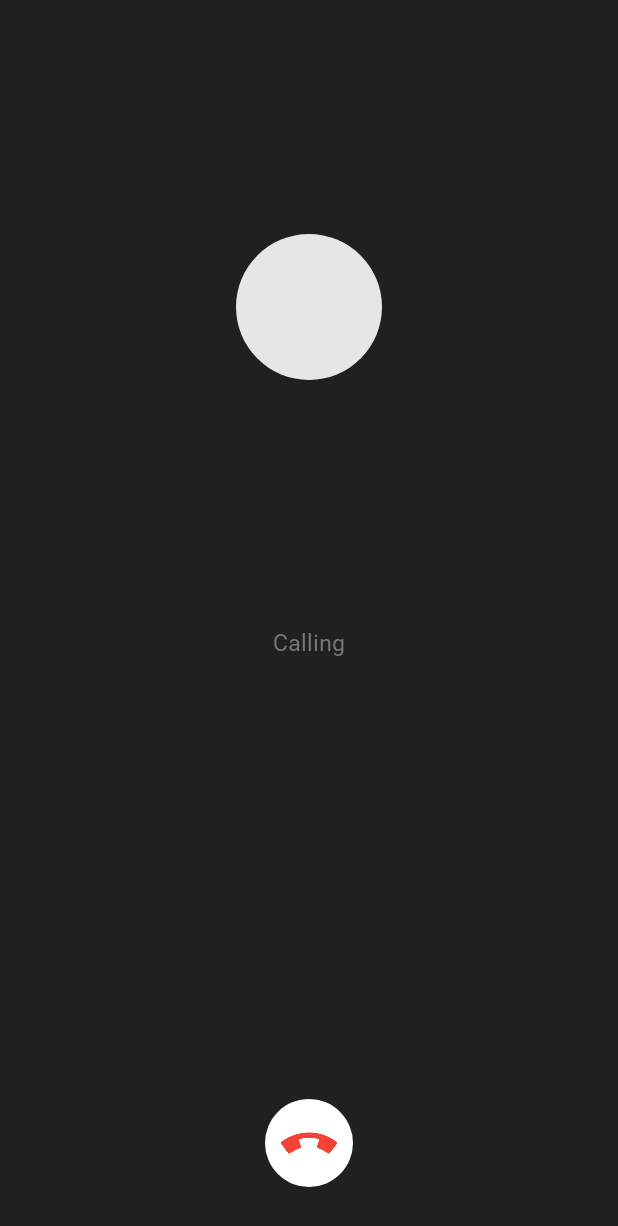
After one commit to saadahmedscse/Android-Video-Call-Firebase-Jitsi, an Android app: the OutgoingCallActivity screen opened directly, with no data from a screen before it, on a phone screen of 412 x 824 dp. The commit adds this screen. Shown: the top 1226 px of the screen. Run offline under Robolectric (Android 15) with nearby library versions, the phone set to English and light mode, and no system bars; our stand-ins replace data binding, sdp/ssp sizes; 1 statement that could not run was skipped.

Commit message:
Outgoing call screen design done

```diff
--- /dev/null
+++ b/app/src/main/java/com/caffeine/videocall_jitsi/view/calling/OutgoingCallActivity.kt
@@ -0,0 +1,28 @@
+package com.caffeine.videocall_jitsi.view.calling
+
+import android.os.Bundle
+import com.caffeine.videocall_jitsi.R
+import com.caffeine.videocall_jitsi.databinding.ActivityOutgoingCallBinding
+import com.caffeine.videocall_jitsi.databinding.AppToolbarBinding
+import com.caffeine.videocall_jitsi.services.model.common.User
+import com.saadahmedsoft.base.BaseActivity
+import com.saadahmedsoft.base.helper.onClicked
+
+class OutgoingCallActivity : BaseActivity<ActivityOutgoingCallBinding>(ActivityOutgoingCallBinding::inflate) {
+    override val toolbarBinding: AppToolbarBinding?
+        get() = null
+
+    override fun onActivityCreate(savedInstanceState: Bundle?) {
+        binding.item = User(
+            intent.getStringExtra("uid"),
+            intent.getStringExtra("name"),
+            intent.getStringExtra("email")
+        )
+
+        binding.btnDisconnect.onClicked {
+            onBackPressedDispatcher.onBackPressed()
+        }
+    }
+
+    override fun observeData() {}
+}
--- /dev/null
+++ b/app/src/main/res/layout/activity_outgoing_call.xml
@@ -0,0 +1,70 @@
+<?xml version="1.0" encoding="utf-8"?>
+<layout xmlns:tools="http://schemas.android.com/tools"
+    xmlns:android="http://schemas.android.com/apk/res/android">
+
+    <data>
+        <variable
+            name="item"
+            type="com.caffeine.videocall_jitsi.services.model.common.User" />
+    </data>
+
+    <RelativeLayout
+        android:layout_width="match_parent"
+        android:layout_height="match_parent"
+        android:background="@color/colorDarkGrey"
+        tools:context=".view.calling.OutgoingCallActivity">
+
+        <TextView
+            android:id="@+id/tv_image"
+            android:layout_width="@dimen/_75sdp"
+            android:layout_height="@dimen/_75sdp"
+            android:background="@drawable/circle_light_grey"
+            android:layout_centerHorizontal="true"
+            android:layout_marginTop="@dimen/_120sdp"
+            android:fontFamily="@font/cubano"
+            android:textSize="@dimen/_32ssp"
+            android:textColor="@color/static_main"
+            android:text="@{Character.toString(item.name.charAt(0))}"
+            android:gravity="center"/>
+
+        <TextView
+            android:id="@+id/tv_name"
+            android:layout_width="wrap_content"
+            android:layout_height="wrap_content"
+            android:fontFamily="@font/medium"
+            android:textSize="@dimen/_14ssp"
+            android:textColor="@color/static_white"
+            android:layout_below="@id/tv_image"
+            android:layout_centerHorizontal="true"
+            android:layout_marginTop="@dimen/_7sdp"
+            android:text="@{item.name}"/>
+
+        <TextView
+            android:layout_width="wrap_content"
+            android:layout_height="wrap_content"
+            android:fontFamily="@font/regular"
+            android:textSize="@dimen/_12ssp"
+            android:textColor="@color/colorGrey"
+            android:layout_below="@id/tv_name"
+            android:layout_centerHorizontal="true"
+            android:layout_marginTop="@dimen/_100sdp"
+            android:text="Calling"/>
+
+        <ImageView
+            android:id="@+id/btn_disconnect"
+            android:layout_width="@dimen/_45sdp"
+            android:layout_height="@dimen/_45sdp"
+            android:layout_alignParentBottom="true"
+            android:layout_centerHorizontal="true"
+            android:layout_marginStart="@dimen/_25sdp"
+            android:layout_marginTop="@dimen/_25sdp"
+            android:layout_marginEnd="@dimen/_25sdp"
+            android:layout_marginBottom="@dimen/_25sdp"
+            android:background="@drawable/ripple_circle_white"
+            android:padding="@dimen/_8sdp"
+            android:src="@drawable/ic_call_disconnet"
+            tools:ignore="ContentDescription" />
+
+    </RelativeLayout>
+
+</layout>
```
Also changed, not shown: app/src/main/AndroidManifest.xml (+14 -0 lines), app/src/main/java/com/caffeine/videocall_jitsi/view/calling/IncomingCallActivity.kt (added, +12 -0 lines), app/src/main/java/com/caffeine/videocall_jitsi/view/dashboard/tabs/home/HomeFragment.kt (+8 -1 lines), app/src/main/res/layout/activity_incoming_call.xml (added, +9 -0 lines), app/src/main/res/drawable/ic_call.png (added), app/src/main/res/drawable/ic_call_disconnet.png (added).
